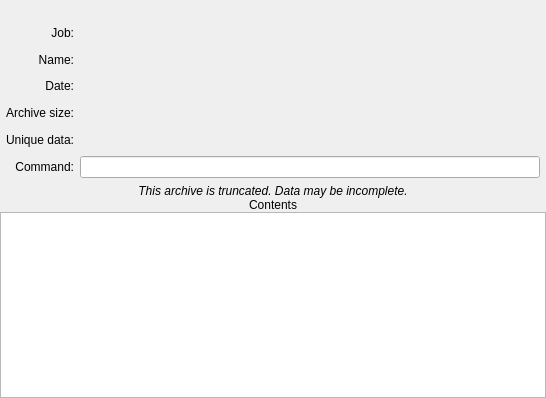
The window that forms/archivewidget.ui (Tarsnap/tarsnap-gui) describes before a commit, drawn with Qt 5.
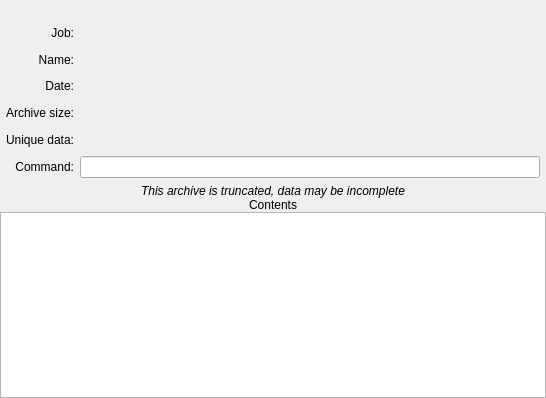
The same window after the commit. Icons and pictures are not drawn. Custom widgets are drawn as their Qt base class.

```diff
--- a/forms/archivewidget.ui
+++ b/forms/archivewidget.ui
@@ -341,7 +341,7 @@
         <string>This archive was interrupted and may be incomplete</string>
        </property>
        <property name="text">
-        <string>This archive is truncated. Data may be incomplete.</string>
+        <string>This archive is truncated, data may be incomplete</string>
        </property>
        <property name="alignment">
         <set>Qt::AlignCenter</set>
```
